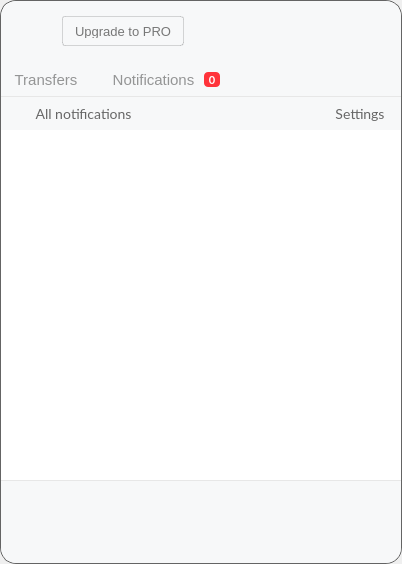
Before: the Qt Designer form src/MEGASync/gui/linux/InfoDialog.ui in meganz/MEGAsync, drawn with Qt 5.
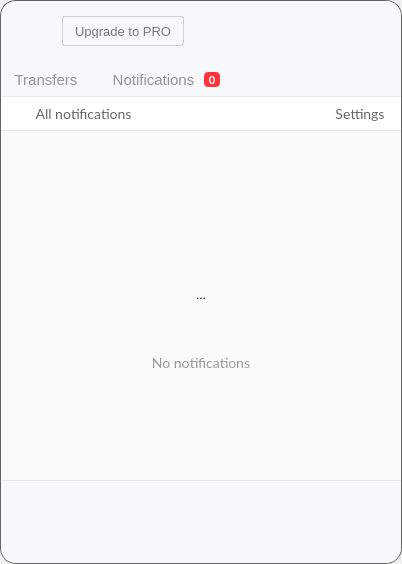
After: the same form once the commit is applied. Icons and pictures are not drawn. Custom widgets are drawn as their Qt base class.

Commit message: Support for default notifications

Patch:
```diff
--- a/src/MEGASync/gui/linux/InfoDialog.ui
+++ b/src/MEGASync/gui/linux/InfoDialog.ui
@@ -52,7 +52,7 @@
 	border: none;
 }
 
-#wSeparator, #wSeparatorStats
+#wSeparator, #wSeparatorStats, #wSeparatorNotificationsOpts
 {
 background-color:  rgb(231, 231, 231);
 }
@@ -1911,6 +1911,12 @@
                        <height>33</height>
                       </size>
                      </property>
+                     <property name="styleSheet">
+                      <string notr="true">#wFilterAndSettings
+{
+background-color: #FFFFFF;
+}</string>
+                     </property>
                      <layout class="QHBoxLayout" name="horizontalLayout_14">
                       <property name="leftMargin">
                        <number>16</number>
@@ -2105,34 +2111,248 @@
                     </widget>
                    </item>
                    <item>
-                    <widget class="QTreeView" name="tvNotifications">
-                     <property name="focusPolicy">
-                      <enum>Qt::NoFocus</enum>
+                    <widget class="QWidget" name="wSeparatorNotificationsOpts" native="true">
+                     <property name="minimumSize">
+                      <size>
+                       <width>400</width>
+                       <height>1</height>
+                      </size>
                      </property>
-                     <property name="frameShape">
-                      <enum>QFrame::NoFrame</enum>
+                     <property name="maximumSize">
+                      <size>
+                       <width>400</width>
+                       <height>1</height>
+                      </size>
                      </property>
-                     <property name="showDropIndicator" stdset="0">
-                      <bool>false</bool>
+                    </widget>
+                   </item>
+                   <item>
+                    <widget class="QStackedWidget" name="sNotifications">
+                     <property name="currentIndex">
+                      <number>1</number>
                      </property>
-                     <property name="dragDropMode">
-                      <enum>QAbstractItemView::InternalMove</enum>
-                     </property>
-                     <property name="selectionMode">
-                      <enum>QAbstractItemView::NoSelection</enum>
-                     </property>
-                     <property name="rootIsDecorated">
-                      <bool>false</bool>
-                     </property>
-                     <property name="sortingEnabled">
-                      <bool>true</bool>
-                     </property>
-                     <property name="headerHidden">
-                      <bool>true</bool>
-                     </property>
-                     <attribute name="headerVisible">
-                      <bool>false</bool>
-                     </attribute>
+                     <widget class="QWidget" name="pNotifications">
+                      <layout class="QVBoxLayout" name="verticalLayout_19">
+                       <property name="spacing">
+                        <number>0</number>
+                       </property>
+                       <property name="leftMargin">
+                        <number>0</number>
+                       </property>
+                       <property name="topMargin">
+                        <number>0</number>
+                       </property>
+                       <property name="rightMargin">
+                        <number>0</number>
+                       </property>
+                       <property name="bottomMargin">
+                        <number>0</number>
+                       </property>
+                       <item>
+                        <widget class="QTreeView" name="tvNotifications">
+                         <property name="focusPolicy">
+                          <enum>Qt::NoFocus</enum>
+                         </property>
+                         <property name="frameShape">
+                          <enum>QFrame::NoFrame</enum>
+                         </property>
+                         <property name="showDropIndicator" stdset="0">
+                          <bool>false</bool>
+                         </property>
+                         <property name="dragDropMode">
+                          <enum>QAbstractItemView::InternalMove</enum>
+                         </property>
+                         <property name="selectionMode">
+                          <enum>QAbstractItemView::NoSelection</enum>
+                         </property>
+                         <property name="rootIsDecorated">
+                          <bool>false</bool>
+                         </property>
+                         <property name="sortingEnabled">
+                          <bool>true</bool>
+                         </property>
+                         <property name="headerHidden">
+                          <bool>true</bool>
+                         </property>
+                         <attribute name="headerVisible">
+                          <bool>false</bool>
+                         </attribute>
+                        </widget>
+                       </item>
+                      </layout>
+                     </widget>
+                     <widget class="QWidget" name="pNoNotifications">
+                      <property name="styleSheet">
+                       <string notr="true">#pNoNotifications
+{
+	background-color: #FAFAFA;
+}</string>
+                      </property>
+                      <layout class="QVBoxLayout" name="verticalLayout_22">
+                       <property name="leftMargin">
+                        <number>0</number>
+                       </property>
+                       <property name="topMargin">
+                        <number>0</number>
+                       </property>
+                       <property name="rightMargin">
+                        <number>0</number>
+                       </property>
+                       <property name="bottomMargin">
+                        <number>0</number>
+                       </property>
+                       <item>
+                        <layout class="QVBoxLayout" name="verticalLayout_21">
+                         <item>
+                          <spacer name="verticalSpacer_4">
+                           <property name="orientation">
+                            <enum>Qt::Vertical</enum>
+                           </property>
+                           <property name="sizeHint" stdset="0">
+                            <size>
+                             <width>20</width>
+                             <height>40</height>
+                            </size>
+                           </property>
+                          </spacer>
+                         </item>
+                         <item>
+                          <layout class="QHBoxLayout" name="horizontalLayout_17">
+                           <item>
+                            <spacer name="horizontalSpacer_11">
+                             <property name="orientation">
+                              <enum>Qt::Horizontal</enum>
+                             </property>
+                             <property name="sizeHint" stdset="0">
+                              <size>
+                               <width>40</width>
+                               <height>20</height>
+                              </size>
+                             </property>
+                            </spacer>
+                           </item>
+                           <item>
+                            <widget class="QWidget" name="widget" native="true">
+                             <layout class="QVBoxLayout" name="verticalLayout_20">
+                              <item>
+                               <layout class="QHBoxLayout" name="horizontalLayout_16">
+                                <item>
+                                 <spacer name="horizontalSpacer_4">
+                                  <property name="orientation">
+                                   <enum>Qt::Horizontal</enum>
+                                  </property>
+                                  <property name="sizeHint" stdset="0">
+                                   <size>
+                                    <width>40</width>
+                                    <height>20</height>
+                                   </size>
+                                  </property>
+                                 </spacer>
+                                </item>
+                                <item>
+                                 <widget class="QToolButton" name="bNoNotificationsIcon">
+                                  <property name="minimumSize">
+                                   <size>
+                                    <width>98</width>
+                                    <height>107</height>
+                                   </size>
+                                  </property>
+                                  <property name="maximumSize">
+                                   <size>
+                                    <width>98</width>
+                                    <height>107</height>
+                                   </size>
+                                  </property>
+                                  <property name="styleSheet">
+                                   <string notr="true">#bNoNotificationsIcon
+{
+     border: none;
+}</string>
+                                  </property>
+                                  <property name="text">
+                                   <string>...</string>
+                                  </property>
+                                  <property name="icon">
+                                   <iconset>
+                                    <normalon>:/images/empty-notifications.png</normalon>
+                                   </iconset>
+                                  </property>
+                                  <property name="iconSize">
+                                   <size>
+                                    <width>98</width>
+                                    <height>107</height>
+                                   </size>
+                                  </property>
+                                 </widget>
+                                </item>
+                                <item>
+                                 <spacer name="horizontalSpacer_3">
+                                  <property name="orientation">
+                                   <enum>Qt::Horizontal</enum>
+                                  </property>
+                                  <property name="sizeHint" stdset="0">
+                                   <size>
+                                    <width>40</width>
+                                    <height>20</height>
+                                   </size>
+                                  </property>
+                                 </spacer>
+                                </item>
+                               </layout>
+                              </item>
+                              <item>
+                               <widget class="QLabel" name="lNoNotifications">
+                                <property name="styleSheet">
+                                 <string notr="true">#lNoNotifications
+{
+	color: #999999;
+	font-family: Lato;
+	font-size: 14px;
+}</string>
+                                </property>
+                                <property name="text">
+                                 <string>No notifications</string>
+                                </property>
+                                <property name="alignment">
+                                 <set>Qt::AlignCenter</set>
+                                </property>
+                               </widget>
+                              </item>
+                             </layout>
+                            </widget>
+                           </item>
+                           <item>
+                            <spacer name="horizontalSpacer_13">
+                             <property name="orientation">
+                              <enum>Qt::Horizontal</enum>
+                             </property>
+                             <property name="sizeHint" stdset="0">
+                              <size>
+                               <width>40</width>
+                               <height>20</height>
+                              </size>
+                             </property>
+                            </spacer>
+                           </item>
+                          </layout>
+                         </item>
+                         <item>
+                          <spacer name="verticalSpacer_5">
+                           <property name="orientation">
+                            <enum>Qt::Vertical</enum>
+                           </property>
+                           <property name="sizeHint" stdset="0">
+                            <size>
+                             <width>20</width>
+                             <height>40</height>
+                            </size>
+                           </property>
+                          </spacer>
+                         </item>
+                        </layout>
+                       </item>
+                      </layout>
+                     </widget>
                     </widget>
                    </item>
                   </layout>
```
The commit also changes 4 other files.
